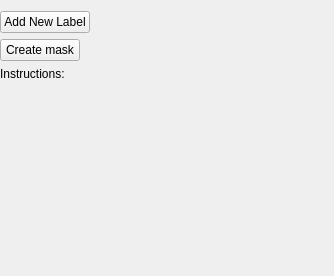
dboun/MultiPatientImageProcessing, file core/modules/gui/MitkSegmentationTool/MitkSegmentationTool.ui: the form before one commit.
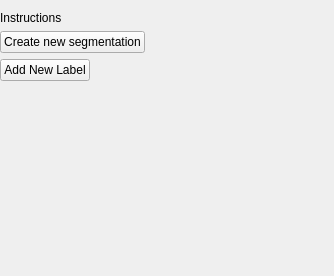
The form after the commit. Custom widgets are drawn as their Qt base class.

Patch:
```diff
--- a/core/modules/gui/MitkSegmentationTool/MitkSegmentationTool.ui
+++ b/core/modules/gui/MitkSegmentationTool/MitkSegmentationTool.ui
@@ -32,23 +32,6 @@
    <property name="rightMargin">
     <number>0</number>
    </property>
-   <item alignment="Qt::AlignLeft|Qt::AlignTop">
-    <widget class="ActionPushButton" name="newLabelPushBtn">
-     <property name="styleSheet">
-      <string notr="true"/>
-     </property>
-     <property name="text">
-      <string>Add New Label</string>
-     </property>
-    </widget>
-   </item>
-   <item alignment="Qt::AlignLeft|Qt::AlignTop">
-    <widget class="ActionPushButton" name="createMaskPushBtn">
-     <property name="text">
-      <string>Create mask</string>
-     </property>
-    </widget>
-   </item>
    <item>
     <widget class="InfoLabel" name="infoLabel">
      <property name="sizePolicy">
@@ -64,7 +47,7 @@
       </size>
      </property>
      <property name="text">
-      <string>Instructions:</string>
+      <string>Instructions</string>
      </property>
      <property name="alignment">
       <set>Qt::AlignLeading|Qt::AlignLeft|Qt::AlignVCenter</set>
@@ -74,6 +57,23 @@
      </property>
     </widget>
    </item>
+   <item alignment="Qt::AlignLeft">
+    <widget class="ActionPushButton" name="createMaskPushBtn">
+     <property name="text">
+      <string>Create new segmentation</string>
+     </property>
+    </widget>
+   </item>
+   <item alignment="Qt::AlignLeft|Qt::AlignTop">
+    <widget class="ActionPushButton" name="newLabelPushBtn">
+     <property name="styleSheet">
+      <string notr="true"/>
+     </property>
+     <property name="text">
+      <string>Add New Label</string>
+     </property>
+    </widget>
+   </item>
    <item>
     <widget class="QmitkLabelSetWidget" name="labelSetWidget" native="true">
      <property name="sizePolicy">
```
